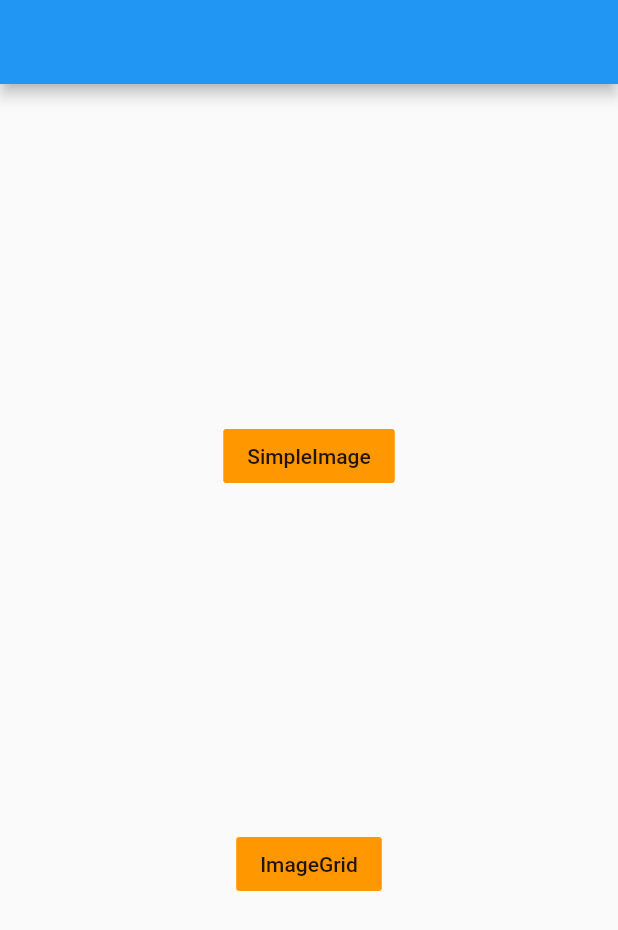
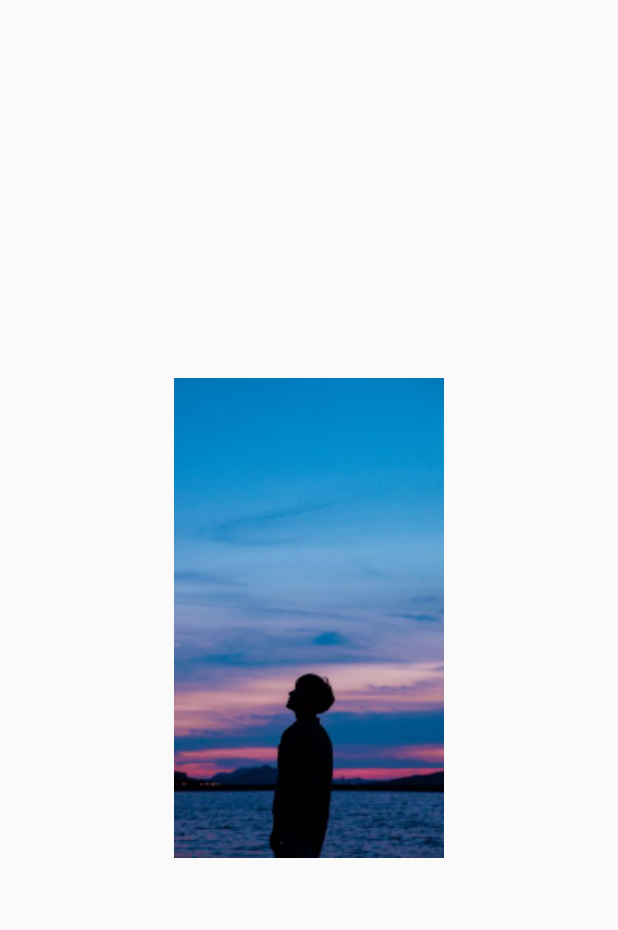
Before and after one commit to moneer-muntazah/comtemplations_on_images, a Flutter app: the screen it shows after launch, on a phone screen of 412 x 824 dp. Shown: the top 930 px of the screen. Run offline on Flutter 3.47's test engine with Material 2 defaults, Android fonts, the phone set to English and light mode, and no system bars; our stand-ins replace extended_image.

Commit message:
more THINKING

```diff
--- a/lib/main.dart
+++ b/lib/main.dart
@@ -25,30 +25,49 @@ class MyApp extends StatelessWidget {
 class MyHomePage extends StatelessWidget {
   @override
   Widget build(BuildContext context) {
+    final mediaSize = MediaQuery.of(context).size;
+    print("width: ${mediaSize.width}");
+    print("height: ${mediaSize.height}");
     return Scaffold(
-      appBar: AppBar(),
+      // appBar: AppBar(),
+      // body: Center(
+      //   child: Column(
+      //     mainAxisAlignment: MainAxisAlignment.spaceEvenly,
+      //     children: <Widget>[
+      //       FlatButton(
+      //         color: Colors.orange,
+      //         onPressed: () {
+      //           Navigator.push(context,
+      //               MaterialPageRoute(builder: (context) => SimpleImage()));
+      //         },
+      //         child: Text("SimpleImage"),
+      //       ),
+      //       FlatButton(
+      //         color: Colors.orange,
+      //         onPressed: () {
+      //           Navigator.push(context,
+      //               MaterialPageRoute(builder: (context) => ImageListOne()));
+      //         },
+      //         child: Text("ImageGridOne"),
+      //       ),
+      //       FlatButton(
+      //         color: Colors.orange,
+      //         onPressed: () {
+      //           Navigator.push(context,
+      //               MaterialPageRoute(builder: (context) => ImageListTwo()));
+      //         },
+      //         child: Text("ImageGridTwo"),
+      //       ),
+      //     ],
+      //   ),
+      // ),
       body: Center(
-          child: Column(
-        mainAxisAlignment: MainAxisAlignment.spaceEvenly,
-        children: <Widget>[
-          FlatButton(
-            color: Colors.orange,
-            onPressed: () {
-              Navigator.push(context,
-                  MaterialPageRoute(builder: (context) => SimpleImage()));
-            },
-            child: Text("SimpleImage"),
-          ),
-          FlatButton(
-            color: Colors.orange,
-            onPressed: () {
-              Navigator.push(context,
-                  MaterialPageRoute(builder: (context) => ImageList()));
-            },
-            child: Text("ImageGrid"),
-          ),
-        ],
-      )),
+        child: Image.asset(
+          "assets/boy.jpg",
+          cacheWidth: 180,
+          cacheHeight: 320,
+        ),
+      ),
     );
   }
 }
```
Also changed, not shown: lib/image_from_asset.dart (+23 -3 lines), lib/image_list.dart (+16 -1 lines), assets/boy.jpg (added).
